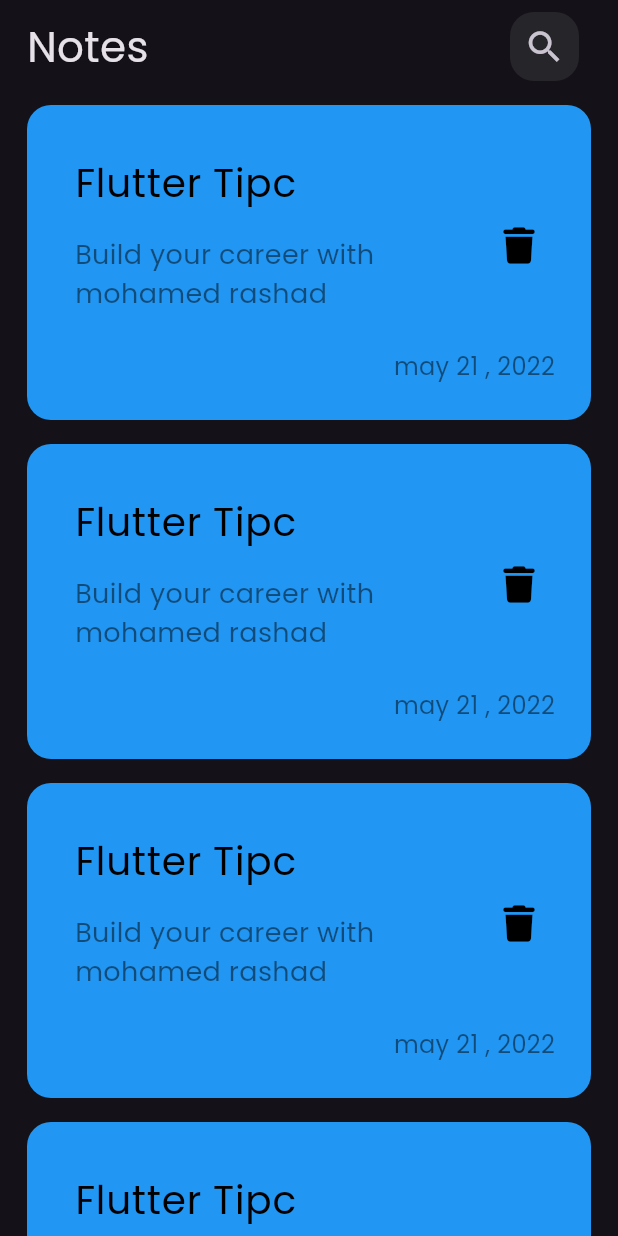
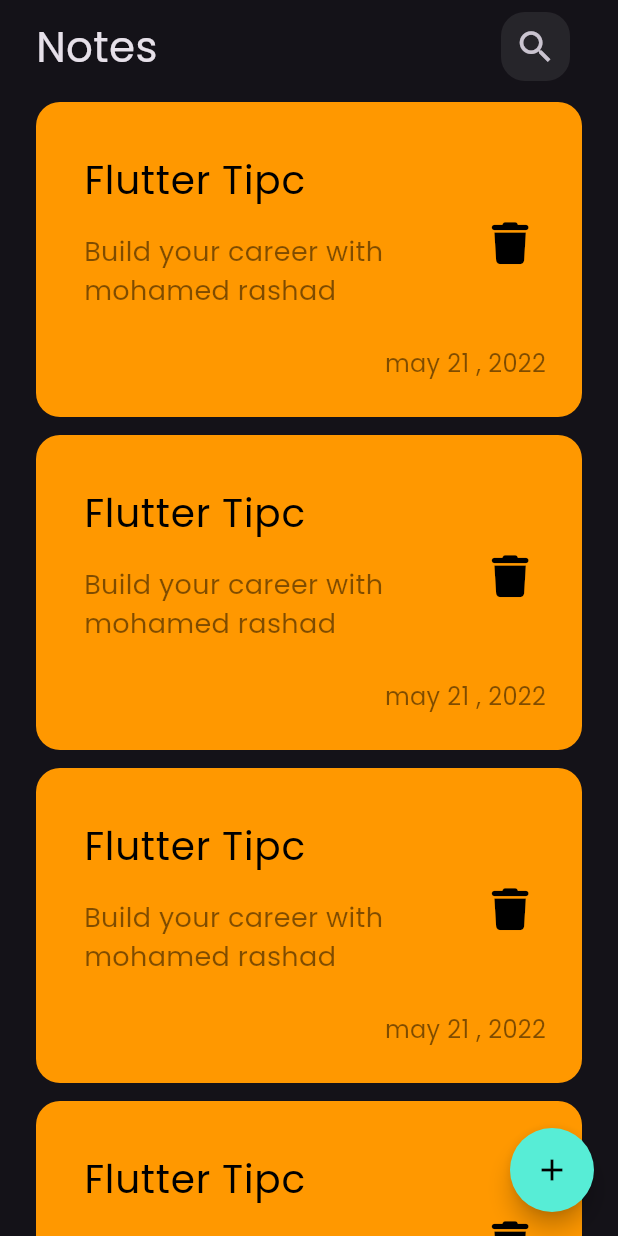
Before and after one commit to RashadPro/flutter_notes_app, a Flutter app: the screen it shows after launch, on a phone screen of 412 x 824 dp. Run offline on Flutter 3.47's test engine with Material 3 defaults, Android fonts, the phone set to English and light mode, and no system bars; our stand-ins replace font_awesome_flutter.

Commit message:
Add Floating Action Button

```diff
--- a/lib/views/notes_view.dart
+++ b/lib/views/notes_view.dart
@@ -6,8 +6,19 @@ class NotesView extends StatelessWidget {
 
   @override
   Widget build(BuildContext context) {
-    return const Scaffold(
-      body: NotesViewBody(),
+    return Scaffold(
+      floatingActionButton: FloatingActionButton(
+        onPressed: () {},
+        backgroundColor: const Color(0xff57EDD6),
+        shape: RoundedRectangleBorder(
+          borderRadius: BorderRadius.circular(50), // دائري الشكل
+        ),
+        child: const Icon(
+          Icons.add,
+          color: Colors.black,
+        ),
+      ),
+      body: const NotesViewBody(),
     );
   }
 }
--- a/lib/views/widgets/custom_app_bar.dart
+++ b/lib/views/widgets/custom_app_bar.dart
@@ -6,8 +6,7 @@ class CustomAppBar extends StatelessWidget {
 
   @override
   Widget build(BuildContext context) {
-    return const SafeArea(
-      child: Row(
+    return const Row(
       mainAxisAlignment: MainAxisAlignment.spaceBetween,
       children: [
         //Text -> Notes
@@ -22,7 +21,6 @@ class CustomAppBar extends StatelessWidget {
           icon: Icons.search,
         ),
       ],
-      ),
     );
   }
 }
--- a/lib/views/widgets/custom_icon_button.dart
+++ b/lib/views/widgets/custom_icon_button.dart
@@ -14,8 +14,9 @@ class CustomIconButton extends StatelessWidget {
         width: 46,
         height: 46,
         decoration: BoxDecoration(
-            color: Colors.white.withOpacity(.08),
-            borderRadius: BorderRadius.circular(16)),
+          color: Colors.white.withOpacity(.08),
+          borderRadius: BorderRadius.circular(16),
+        ),
         child: Icon(
           icon,
           size: 28,
--- a/lib/views/widgets/custom_note_item.dart
+++ b/lib/views/widgets/custom_note_item.dart
@@ -7,14 +7,14 @@ class CustomNoteItem extends StatelessWidget {
   @override
   Widget build(BuildContext context) {
     return Container(
+      decoration: BoxDecoration(
+        color: Colors.orange,
+        borderRadius: BorderRadius.circular(16),
+      ),
       padding: const EdgeInsets.only(
         top: 24,
         bottom: 24,
         left: 16,
-      ),
-      decoration: BoxDecoration(
-        color: Colors.blue,
-        borderRadius: BorderRadius.circular(16),
       ),
       child: Column(
         crossAxisAlignment: CrossAxisAlignment.end,
@@ -42,7 +42,7 @@ class CustomNoteItem extends StatelessWidget {
               icon: const Icon(
                 FontAwesomeIcons.trash,
                 color: Colors.black,
-                size: 24,
+                size: 28,
               ),
             ),
           ),
--- a/lib/views/widgets/notes_list_view.dart
+++ b/lib/views/widgets/notes_list_view.dart
@@ -6,11 +6,13 @@ class NotesListView extends StatelessWidget {
 
   @override
   Widget build(BuildContext context) {
-    return ListView.builder(itemBuilder: (context, index) {
-      return const Padding(
-        padding: EdgeInsets.symmetric(vertical: 8.0),
-        child: CustomNoteItem(),
-      );
-    });
+    return ListView.builder(
+        padding: EdgeInsets.zero,
+        itemBuilder: (context, index) {
+          return const Padding(
+            padding: EdgeInsets.symmetric(vertical: 6.0),
+            child: CustomNoteItem(),
+          );
+        });
   }
 }
--- a/lib/views/widgets/notes_view_body.dart
+++ b/lib/views/widgets/notes_view_body.dart
@@ -9,7 +9,8 @@ class NotesViewBody extends StatelessWidget {
   Widget build(BuildContext context) {
     return const Scaffold(
       body: Padding(
-        padding: EdgeInsets.symmetric(horizontal: 18),
+        padding: EdgeInsets.symmetric(horizontal: 24),
+        child: SafeArea(
           child: Column(
             children: [
               // AppBar
@@ -19,6 +20,7 @@ class NotesViewBody extends StatelessWidget {
             ],
           ),
         ),
+      ),
     );
   }
 }
```
Lines whose indentation alone changed are shown as unchanged.
